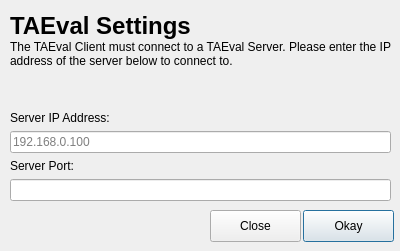
The window that TAEval-Client/settingsdialog.ui (wfairclough/TAE) describes before a commit, drawn with Qt 5.
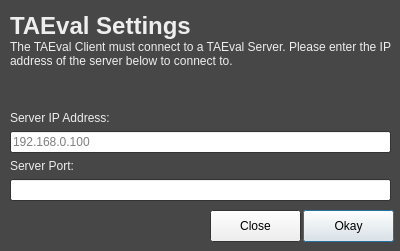
The same window after the commit.

Commit message: Updated the settings view to match the TAEval color scheme

```diff
--- a/TAEval-Client/settingsdialog.ui
+++ b/TAEval-Client/settingsdialog.ui
@@ -10,6 +10,70 @@
     <height>251</height>
    </rect>
   </property>
+  <property name="palette">
+   <palette>
+    <active>
+     <colorrole role="Base">
+      <brush brushstyle="SolidPattern">
+       <color alpha="255">
+        <red>255</red>
+        <green>255</green>
+        <blue>255</blue>
+       </color>
+      </brush>
+     </colorrole>
+     <colorrole role="Window">
+      <brush brushstyle="SolidPattern">
+       <color alpha="255">
+        <red>71</red>
+        <green>71</green>
+        <blue>71</blue>
+       </color>
+      </brush>
+     </colorrole>
+    </active>
+    <inactive>
+     <colorrole role="Base">
+      <brush brushstyle="SolidPattern">
+       <color alpha="255">
+        <red>255</red>
+        <green>255</green>
+        <blue>255</blue>
+       </color>
+      </brush>
+     </colorrole>
+     <colorrole role="Window">
+      <brush brushstyle="SolidPattern">
+       <color alpha="255">
+        <red>71</red>
+        <green>71</green>
+        <blue>71</blue>
+       </color>
+      </brush>
+     </colorrole>
+    </inactive>
+    <disabled>
+     <colorrole role="Base">
+      <brush brushstyle="SolidPattern">
+       <color alpha="255">
+        <red>71</red>
+        <green>71</green>
+        <blue>71</blue>
+       </color>
+      </brush>
+     </colorrole>
+     <colorrole role="Window">
+      <brush brushstyle="SolidPattern">
+       <color alpha="255">
+        <red>71</red>
+        <green>71</green>
+        <blue>71</blue>
+       </color>
+      </brush>
+     </colorrole>
+    </disabled>
+   </palette>
+  </property>
   <property name="windowTitle">
    <string>TAEval Settings</string>
   </property>
@@ -25,6 +89,9 @@
    <layout class="QVBoxLayout" name="verticalLayout">
     <item>
      <widget class="QLabel" name="label_2">
+      <property name="styleSheet">
+       <string notr="true">color:#eee;</string>
+      </property>
       <property name="text">
        <string>The TAEval Client must connect to a TAEval Server. Please enter the IP address of the server below to connect to.</string>
       </property>
@@ -48,6 +115,9 @@
     </item>
     <item>
      <widget class="QLabel" name="ipLabel">
+      <property name="styleSheet">
+       <string notr="true">color:#eee;</string>
+      </property>
       <property name="text">
        <string>Server IP Address:</string>
       </property>
@@ -62,6 +132,9 @@
     </item>
     <item>
      <widget class="QLabel" name="portLabel">
+      <property name="styleSheet">
+       <string notr="true">color:#eee;</string>
+      </property>
       <property name="text">
        <string>Server Port:</string>
       </property>
@@ -88,6 +161,9 @@
      <bold>true</bold>
     </font>
    </property>
+   <property name="styleSheet">
+    <string notr="true">color:#eee;</string>
+   </property>
    <property name="text">
     <string>TAEval Settings</string>
    </property>
```
